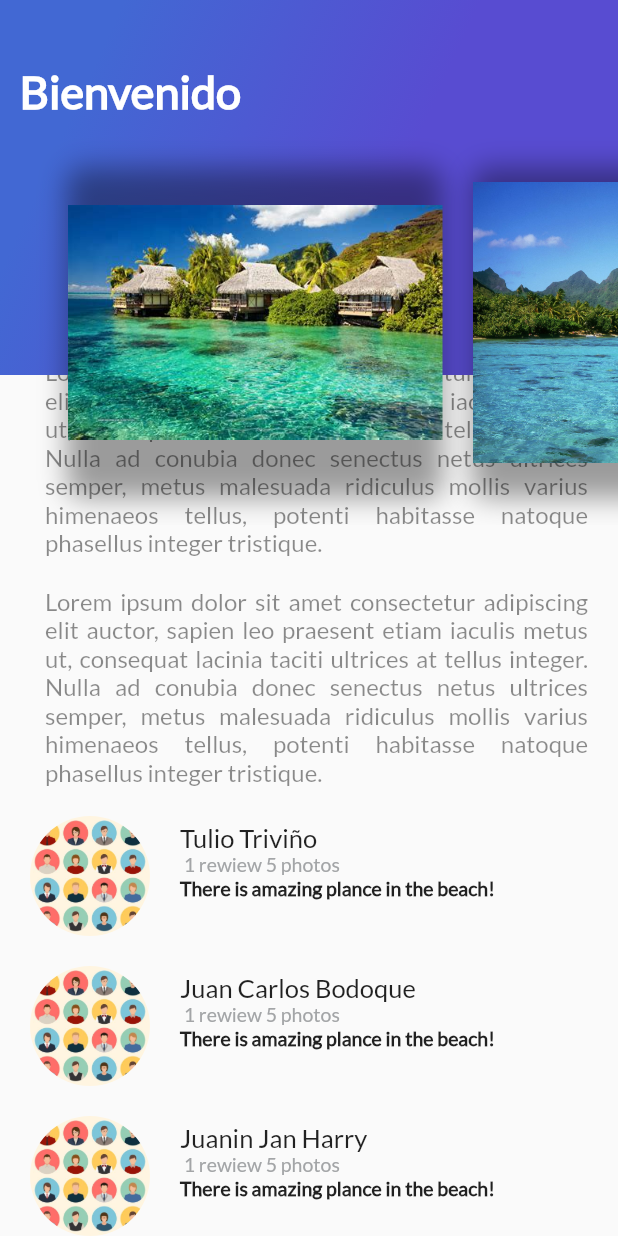
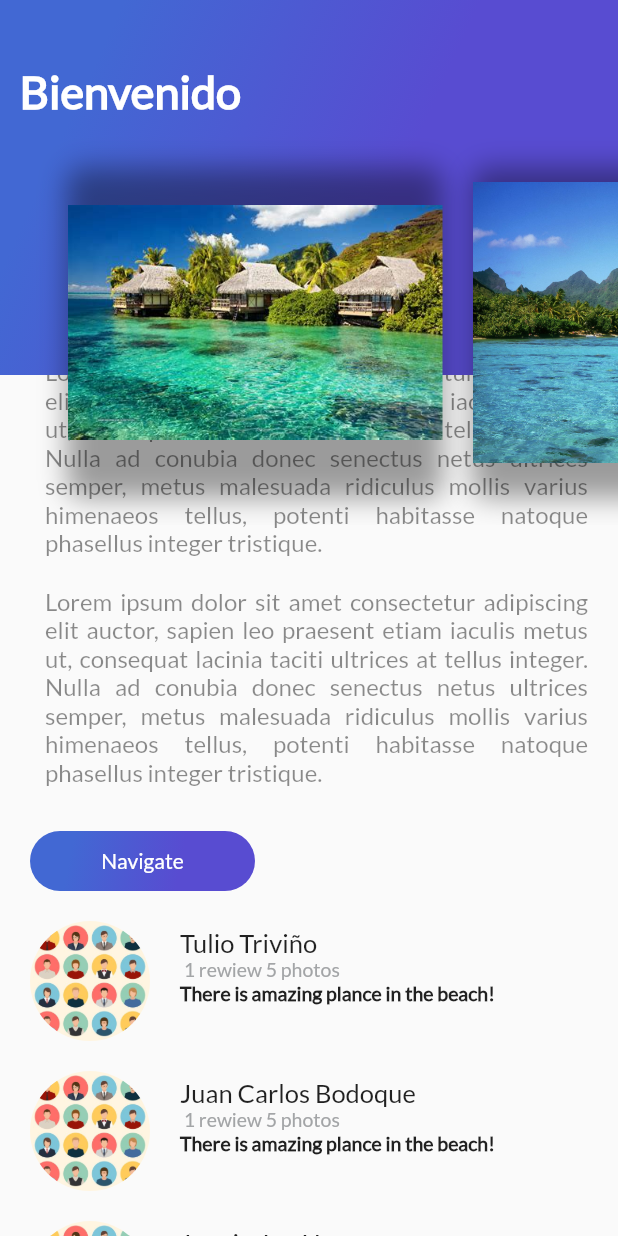
Before and after one commit to Jhogakuse/Platzi_trips_app, a Flutter app: the screen it shows after launch, scrolled down 138 dp, on a phone screen of 412 x 824 dp. Run offline on Flutter 3.47's test engine with Material 2 defaults, Android fonts, the phone set to English and light mode, and no system bars.

Commit message:
Widget Button, InkWell

```diff
--- /dev/null
+++ b/lib/button_purple.dart
@@ -0,0 +1,52 @@
+import 'package:flutter/material.dart';
+
+class ButtonPurple extends StatelessWidget{
+  String buttonTxt = "Navigate";
+  ButtonPurple(this.buttonTxt);
+  @override
+  Widget build(BuildContext context) {
+    return Container(
+      margin: EdgeInsets.only(
+          top: 30.0,
+          left: 20.0,
+          right: 20.0
+      ),
+      child: InkWell(
+        onTap:(){
+          Scaffold.of(context).showSnackBar(
+            SnackBar(
+              content: Text("Navegando"),
+            )
+          );
+        },
+        child: Container(
+          height: 40.0,
+          width: 150.0,
+          decoration: BoxDecoration(
+            borderRadius: BorderRadius.circular(30.0),
+            gradient: LinearGradient(
+              colors: [
+                Color(0xFF4268D3),
+                Color(0xFF584CD1)
+              ],
+              begin: FractionalOffset(0.2, 0.0),
+              end: FractionalOffset(1.0,0.6),
+              stops: [0.0,0.6],
+              tileMode: TileMode.clamp
+            )
+          ),
+          child: Center(
+            child: Text(
+              buttonTxt,
+              style: TextStyle(
+                  fontSize: 14.0,
+                  fontFamily: "Lato",
+                  color: Colors.white
+              ),
+            ),
+          ),
+        ),
+      ),
+    );
+  }
+}
--- a/lib/desciption_place.dart
+++ b/lib/desciption_place.dart
@@ -3,6 +3,7 @@
 import 'star_half.dart';
 import 'star_border.dart';
 import 'description_text.dart';
+import 'button_purple.dart';
 
 class DescriptionPlace extends StatelessWidget {
   String namePlace;
@@ -48,6 +49,12 @@
         ),
         new DescriptionText(descriptionPlace),
         new DescriptionText(descriptionPlace),
+        Row(
+          crossAxisAlignment: CrossAxisAlignment.start,
+          children: [
+            ButtonPurple("Navigate")
+          ],
+        )
       ],
     );
 
--- a/lib/main.dart
+++ b/lib/main.dart
@@ -30,11 +30,9 @@
         visualDensity: VisualDensity.adaptivePlatformDensity,
       ),
       home: Scaffold(
-        /*
-        appBar: AppBar(
-          title: Text("Segundo reto"),
-        ),
-         */
+        /*appBar: AppBar(
+          title: Text("bienvenido"),
+        ),*/
         body: Stack(
           children: [
             ListView(
```
Also changed, not shown: 1 other file.
